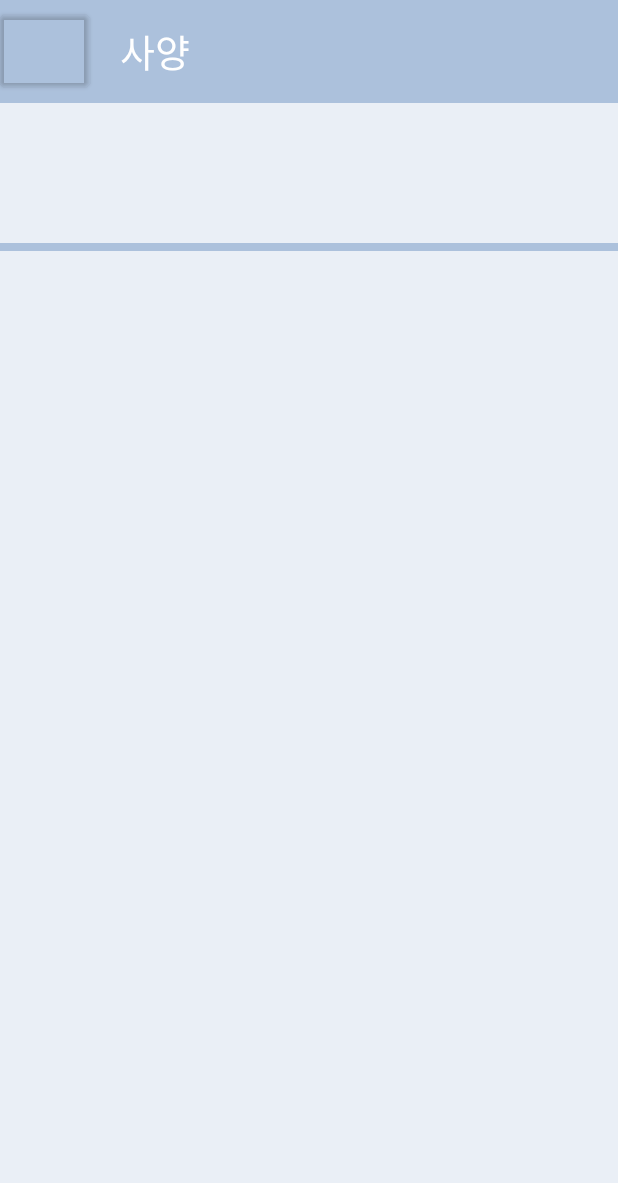
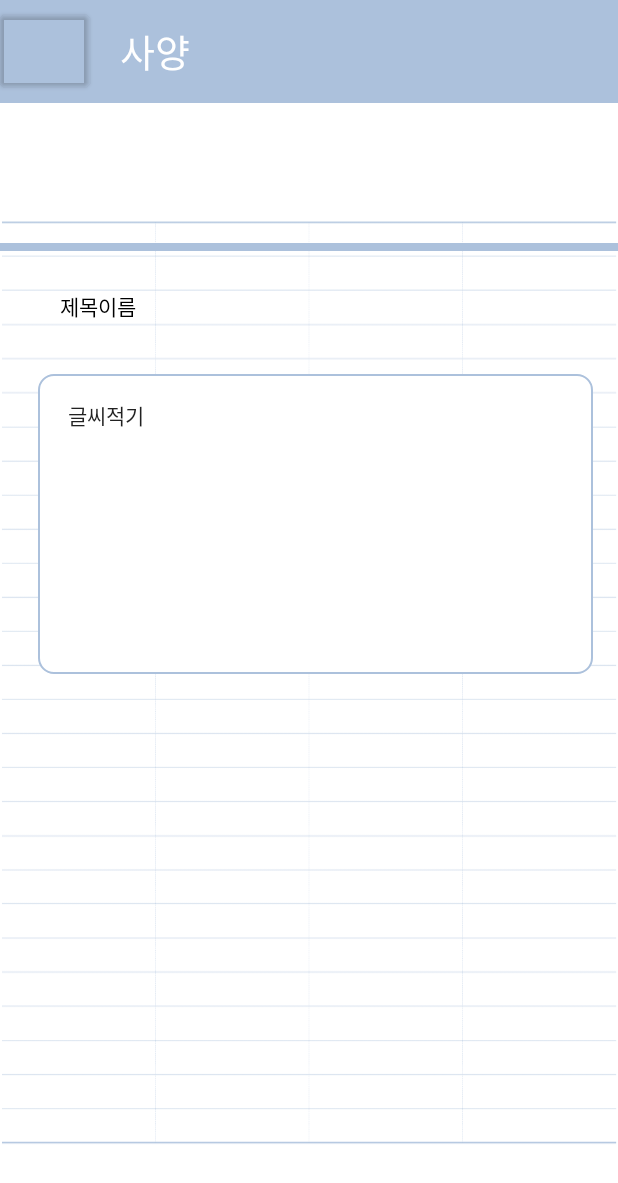
Before and after one commit to roncan1/Appjam_Inigma, an Android app: the layout activity_memo.xml on its own in the app's theme, with its tools: preview values and no code run, on a phone screen of 412 x 824 dp. Shown: the top 1183 px of the screen. Run offline under Robolectric (Android 15) with nearby library versions, the phone set to English and light mode, and no system bars.

Commit message:
fourth views

```diff
--- a/app/build.gradle
+++ b/app/build.gradle
@@ -35,4 +35,11 @@ dependencies {
     testImplementation 'junit:junit:4.+'
     androidTestImplementation 'androidx.test.ext:junit:1.1.3'
     androidTestImplementation 'androidx.test.espresso:espresso-core:3.4.0'
+
+    implementation 'com.github.florent37:materialviewpager:1.2.3'
+
+    //dependencies
+    implementation 'com.flaviofaria:kenburnsview:1.0.7'
+    implementation 'com.jpardogo.materialtabstrip:library:1.1.0'
+    implementation 'com.github.bumptech.glide:glide:4.0.0'
 }
--- /dev/null
+++ b/app/src/main/res/drawable/editexts_corner_radius.xml
@@ -0,0 +1,15 @@
+<?xml version="1.0" encoding="utf-8"?>
+<shape xmlns:android="http://schemas.android.com/apk/res/android"
+    android:padding="10dp"
+    android:shape="rectangle" >
+    <solid android:color="#FFFFFF" />
+    <corners
+        android:bottomLeftRadius="10dp"
+        android:bottomRightRadius="10dp"
+        android:topLeftRadius="10dp"
+        android:topRightRadius="10dp" />
+    <stroke
+        android:width="1dp"
+        android:color="#ACC1DC" />
+
+</shape>
--- a/app/src/main/res/layout/activity_main.xml
+++ b/app/src/main/res/layout/activity_main.xml
@@ -17,7 +17,7 @@
         android:orientation="horizontal"
         app:layout_constraintEnd_toEndOf="parent"
         app:layout_constraintStart_toStartOf="parent"
-        app:layout_constraintTop_toTopOf="parent">
+        app:layout_constraintTop_toTopOf="parent" >
 
         <Button
             android:layout_width="60dp"
--- a/app/src/main/res/layout/activity_memo.xml
+++ b/app/src/main/res/layout/activity_memo.xml
@@ -5,7 +5,7 @@
     android:layout_height="match_parent"
     xmlns:tools="http://schemas.android.com/tools"
     tools:context=".MindMapActivity"
-    android:orientation="vertical">
+    android:orientation="vertical" >
 
     <LinearLayout
         android:layout_width="match_parent"
@@ -34,9 +34,10 @@
         android:layout_width="match_parent"
         android:layout_height="match_parent"
         android:layout_weight="1"
-        android:background="#EAEFF6">
+        android:background="@drawable/lines">
 
         <View
+            android:id="@+id/view"
             android:layout_width="match_parent"
             android:layout_height="5dp"
             android:background="#ACC1DC"
@@ -46,6 +47,36 @@
             app:layout_constraintStart_toStartOf="parent"
             app:layout_constraintTop_toTopOf="parent"
             app:layout_constraintVertical_bias="0.124" />
+
+        <TextView
+            android:layout_width="wrap_content"
+            android:layout_height="wrap_content"
+            android:text="제목이름"
+            android:textColor="#000000"
+            app:layout_constraintBottom_toBottomOf="parent"
+            app:layout_constraintEnd_toEndOf="parent"
+            app:layout_constraintHorizontal_bias="0.111"
+            app:layout_constraintStart_toStartOf="parent"
+            app:layout_constraintTop_toTopOf="parent"
+            app:layout_constraintVertical_bias="0.17" />
+
+        <EditText
+            android:layout_width="370dp"
+            android:layout_height="200dp"
+            android:background="@drawable/editexts_corner_radius"
+            android:gravity="left"
+            android:paddingLeft="20dp"
+            android:paddingTop="17dp"
+            android:text="글씨적기"
+            android:textAlignment="gravity"
+            android:textSize="14dp"
+            app:layout_constraintBottom_toBottomOf="parent"
+            app:layout_constraintEnd_toEndOf="parent"
+            app:layout_constraintHorizontal_bias="0.609"
+            app:layout_constraintStart_toStartOf="parent"
+            app:layout_constraintTop_toTopOf="parent"
+            app:layout_constraintVertical_bias="0.325" />
+
     </androidx.constraintlayout.widget.ConstraintLayout>
 
 </LinearLayout>
--- a/build.gradle
+++ b/build.gradle
@@ -9,6 +9,7 @@ buildscript {
 
         // NOTE: Do not place your application dependencies here; they belong
         // in the individual module build.gradle files
+
     }
 }
 
```
Also changed, not shown: app/src/main/res/drawable/lines.png (added), app/src/main/res/drawable/ver.png (added).
